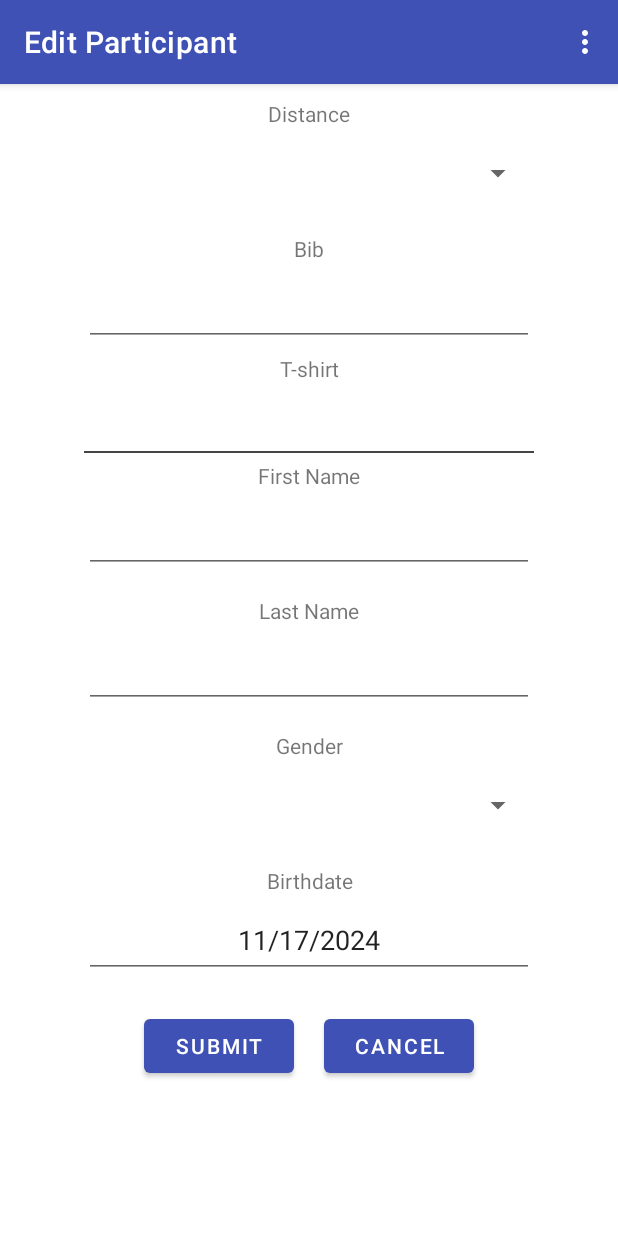
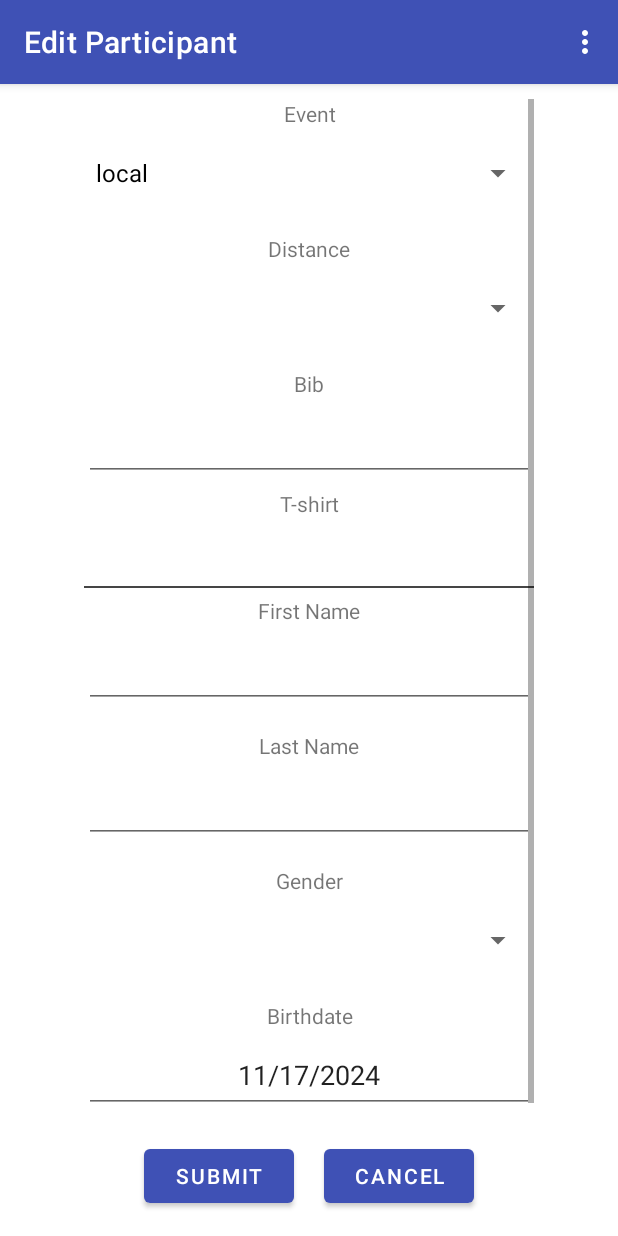
Before and after one commit to grecaun/chronokeep-registration, an Android app: the screen it shows after launch (ActivityRegistration), after a tap on "NEW", on a phone screen of 412 x 824 dp. Run offline under Robolectric (Android 15) with nearby library versions, the phone set to English and light mode, and no system bars; our stand-ins replace Room's generated code.

Commit message:
Adding chronokeep_info to participant to allow for the user to download information from multiple events. Changing UI to deal with said change. Changing workflow for how we download participants from Chronokeep from a connect then tell it to download to a download connects and doesn't link a specific event.

```diff
--- a/app/build.gradle.kts
+++ b/app/build.gradle.kts
@@ -40,10 +40,13 @@ android {
     buildFeatures {
         buildConfig = true
     }
+
+    ksp {
+        arg("room.schemaLocation", "$projectDir/schemas")
+    }
 }
 
 dependencies {
-
     implementation(libs.androidx.core.ktx)
     implementation(libs.androidx.appcompat)
     implementation(libs.material)
--- a/app/src/main/java/com/chronokeep/registration/network/chronokeep/objects/ChronokeepParticipant.kt
+++ b/app/src/main/java/com/chronokeep/registration/network/chronokeep/objects/ChronokeepParticipant.kt
@@ -19,7 +19,7 @@ class ChronokeepParticipant (
     val mobile: String,
     val apparel: String,
 ) {
-    fun toDatabaseParticipant(): DatabaseParticipant {
+    fun toDatabaseParticipant(chronokeepInfo: String): DatabaseParticipant {
         return DatabaseParticipant(
             id = id,
             bib = bib,
@@ -31,6 +31,7 @@ class ChronokeepParticipant (
             sms = sms_enabled,
             mobile = mobile,
             apparel = apparel,
+            chronokeep_info = chronokeepInfo,
         )
     }
 }
--- a/app/src/main/java/com/chronokeep/registration/objects/database/Database.kt
+++ b/app/src/main/java/com/chronokeep/registration/objects/database/Database.kt
@@ -1,9 +1,16 @@
 package com.chronokeep.registration.objects.database
 
+import androidx.room.AutoMigration
 import androidx.room.Database
 import androidx.room.RoomDatabase
 
-@Database(entities = [DatabaseParticipant::class, DatabaseSetting::class], version = 1)
+@Database(
+    entities = [DatabaseParticipant::class, DatabaseSetting::class],
+    version = 2,
+    autoMigrations = [
+        AutoMigration (from = 1, to = 2)
+    ]
+)
 abstract class Database : RoomDatabase() {
     abstract fun participantDao(): DatabaseParticipantDao
     abstract fun settingDao(): DatabaseSettingDao
--- a/app/src/main/java/com/chronokeep/registration/objects/database/DatabaseParticipant.kt
+++ b/app/src/main/java/com/chronokeep/registration/objects/database/DatabaseParticipant.kt
@@ -12,7 +12,7 @@ import java.time.Period
 import java.time.format.DateTimeFormatter
 
 @Serializable
-@Entity(tableName="participant", indices=[Index(value = ["first_name", "last_name", "distance", "birthdate"], unique = true)])
+@Entity(tableName="participant", indices=[Index(value = ["first_name", "last_name", "distance", "birthdate", "chronokeep_info"], unique = true)])
 class DatabaseParticipant (
     @Transient @PrimaryKey(autoGenerate = true) @ColumnInfo(name="row_id") val primary: Int = 0,
     @ColumnInfo(name="registration_id") val id: String,
@@ -25,6 +25,7 @@ class DatabaseParticipant (
     @ColumnInfo(name="mobile") val mobile: String,
     @ColumnInfo(name="sms_enabled") val sms: Boolean,
     @ColumnInfo(name="apparel") val apparel: String,
+    @ColumnInfo(name="chronokeep_info") val chronokeep_info: String,
 ) {
     fun age(): String {
         return Period.between(
--- a/app/src/main/java/com/chronokeep/registration/registration/FragmentAssignParticipantBib.kt
+++ b/app/src/main/java/com/chronokeep/registration/registration/FragmentAssignParticipantBib.kt
@@ -88,6 +88,7 @@ class FragmentAssignParticipantBib(
             mobile = participant.mobile,
             sms = false,
             apparel = participant.apparel,
+            chronokeep_info = participant.chronokeep_info
         )
     }
 
--- a/app/src/main/java/com/chronokeep/registration/registration/FragmentEditParticipant.kt
+++ b/app/src/main/java/com/chronokeep/registration/registration/FragmentEditParticipant.kt
@@ -14,6 +14,7 @@ import android.widget.AdapterView.OnItemSelectedListener
 import android.widget.ArrayAdapter
 import android.widget.Button
 import android.widget.EditText
+import android.widget.LinearLayout
 import android.widget.Spinner
 import android.widget.TextView
 import androidx.fragment.app.Fragment
@@ -33,6 +34,8 @@ class FragmentEditParticipant(
     Fragment(), OnClickListener, ParticipantsWatcher, ChronoFragment {
     private val tag: String = "Chrono.EditPartDia"
 
+    private var eventHolder: LinearLayout? = null
+    private var event: Spinner? = null
     private var distance: Spinner? = null
     private var bib: EditText? = null
     private var first: EditText? = null
@@ -40,9 +43,12 @@ class FragmentEditParticipant(
     private var gender: Spinner? = null
     private var otherGender: EditText? = null
     private var birthdate: EditText? = null
+    private var eventAdapter: ArrayAdapter<String>? = null
     private var distanceAdapter: ArrayAdapter<String>? = null
     private var genderAdapter: ArrayAdapter<CharSequence>? = null
     private var apparel: TextView? = null
+
+    private var chronokeepInfoDict: HashMap<String, String> = HashMap()
 
     override fun updateTitle() {
         val act = activity as ChronoActivity?
@@ -61,6 +67,8 @@ class FragmentEditParticipant(
         savedInstanceState: Bundle?
     ): View? {
         val output = inflater.inflate(R.layout.dialogfragment_registration_edit_participant, container, false)
+        eventHolder = output.findViewById(R.id.event_wrapper)
+        event = output.findViewById(R.id.edit_participant_event)
         distance = output.findViewById(R.id.edit_participant_distance)
         bib = output.findViewById(R.id.edit_participant_bib)
         first = output.findViewById(R.id.edit_participant_first_name)
@@ -99,6 +107,35 @@ class FragmentEditParticipant(
 
     @SuppressLint("SetTextI18n")
     private fun updateFields() {
+        chronokeepInfoDict.clear()
+        for (info: String in Globals.getRegistrationYears()) {
+            val splitInfo = info.split(",")
+            if (splitInfo.size > 2) {
+                chronokeepInfoDict["${splitInfo[1]} ${splitInfo[2]}"] = info
+            }
+        }
+        val infoVals = ArrayList(chronokeepInfoDict.keys)
+        if (infoVals.size < 1) {
+            infoVals.add("local")
+        }
+        eventAdapter = ArrayAdapter(
+            this.requireContext(),
+            android.R.layout.simple_spinner_dropdown_item,
+            infoVals
+        )
+        event?.adapter = eventAdapter
+        event?.setSelection(0)
+        for (info: String in infoVals) {
+            if (chronokeepInfoDict[info] == participant.chronokeep_info
+                && eventAdapter!!.getPosition(info) >= 0) {
+                event?.setSelection(eventAdapter!!.getPosition(info))
+            }
+        }
+        if (infoVals.size > 1) {
+            eventHolder?.visibility = VISIBLE
+        } else {
+            //eventHolder?.visibility = GONE
+        }
         distanceAdapter = ArrayAdapter(
             this.requireContext(),
             android.R.layout.simple_spinner_dropdown_item,
@@ -135,6 +172,10 @@ class FragmentEditParticipant(
         if (gender.equals("other", true)) {
             gender = otherGender?.text.toString()
         }
+        var info = event?.selectedItem.toString()
+        if (chronokeepInfoDict.containsKey(info)) {
+            info = chronokeepInfoDict[info]!!
+        }
         Log.d(tag, "gender == $gender")
         return DatabaseParticipant(
             primary = participant.primary,
@@ -148,6 +189,7 @@ class FragmentEditParticipant(
             mobile = participant.mobile,
             sms = participant.sms,
             apparel = participant.apparel,
+            chronokeep_info = info
         )
     }
 
--- a/app/src/main/java/com/chronokeep/registration/registration/FragmentRegistrationParticipants.kt
+++ b/app/src/main/java/com/chronokeep/registration/registration/FragmentRegistrationParticipants.kt
@@ -99,7 +99,8 @@ class FragmentRegistrationParticipants: Fragment(), OnClickListener, Participant
                 birthdate = "",
                 mobile = "",
                 sms = false,
-                apparel = ""
+                apparel = "",
+                chronokeep_info = ""
             ),
             this
         )
--- a/app/src/main/java/com/chronokeep/registration/util/Constants.kt
+++ b/app/src/main/java/com/chronokeep/registration/util/Constants.kt
@@ -8,8 +8,6 @@ object Constants {
 
     const val setting_username: String = "USERNAME"
     const val setting_password: String = "PASSWORD"
-    const val setting_event_slug: String = "EVENT_SLUG"
-    const val setting_event_year: String = "EVENT_YEAR"
     const val setting_auth_token: String = "AUTH_TOKEN"
     const val setting_refresh_token: String = "REFRESH_TOKEN"
     const val setting_save_username: String = "SAVE_USERNAME"
--- a/app/src/main/java/com/chronokeep/registration/util/Globals.kt
+++ b/app/src/main/java/com/chronokeep/registration/util/Globals.kt
@@ -14,6 +14,7 @@ object Globals {
     class RegistrationInfo {
         var error = RegistrationError.NONE
         val distances = HashSet<String>()
+        val chronokeepInfoSet = HashSet<String>()
     }
 
     // Connection and thread for dealing with our open connection.
@@ -83,7 +84,7 @@ object Globals {
             database = Room.databaseBuilder(context, Database::class.java, "chronokeep-control").allowMainThreadQueries().build()
         }
         val participants = database?.participantDao()?.getParticipants()
-        synchronized(registration.distances) {
+        synchronized(registration) {
             registration.distances.clear()
             if (participants != null) {
                 for (part in participants) {
@@ -96,11 +97,12 @@ object Globals {
     // Registration information getters and setters
     fun setRegistrationDistances() {
         val participants = database?.participantDao()?.getParticipants()
-        synchronized(registration.distances) {
+        synchronized(registration) {
             registration.distances.clear()
             if (participants != null) {
                 for (part in participants) {
                     registration.distances.add(part.distance)
+                    registration.chronokeepInfoSet.add(part.chronokeep_info)
                 }
             }
         }
@@ -108,21 +110,29 @@ object Globals {
 
     fun getRegistrationDistances(): ArrayList<String> {
         val output: ArrayList<String>
-        synchronized(registration.distances) {
+        synchronized(registration) {
             output = ArrayList(registration.distances)
         }
         return output
     }
 
+    fun getRegistrationYears(): ArrayList<String> {
+        val output: ArrayList<String>
+        synchronized(registration) {
+            output = ArrayList(registration.chronokeepInfoSet)
+        }
+        return output
+    }
+
     fun setRegistrationError(err: RegistrationError) {
-        synchronized(registration.error) {
+        synchronized(registration) {
             registration.error = err
         }
     }
 
     fun getRegistrationError(): RegistrationError {
         val output: RegistrationError
-        synchronized(registration.error) {
+        synchronized(registration) {
             output = registration.error
         }
         return output
--- a/app/src/main/res/layout/dialogfragment_registration_edit_participant.xml
+++ b/app/src/main/res/layout/dialogfragment_registration_edit_participant.xml
@@ -1,5 +1,6 @@
 <?xml version="1.0" encoding="utf-8"?>
 <LinearLayout xmlns:android="http://schemas.android.com/apk/res/android"
+    xmlns:tools="http://schemas.android.com/tools"
     android:layout_width="wrap_content"
     android:layout_height="wrap_content"
     xmlns:app="http://schemas.android.com/apk/res-auto"
@@ -20,6 +21,31 @@
             android:layout_height="wrap_content"
             android:orientation="vertical"
             >
+            <LinearLayout
+                android:layout_width="wrap_content"
+                android:layout_height="wrap_content"
+                android:orientation="vertical"
+                android:id="@+id/event_wrapper"
+                android:visibility="visible"
+                >
+                <TextView
+                    android:layout_width="300dp"
+                    android:layout_gravity="center"
+                    android:layout_height="wrap_content"
+                    android:textAlignment="center"
+                    android:text="@string/event"
+                    android:labelFor="@id/edit_participant_distance"
+                    android:layout_marginBottom="5dp"
+                    />
+                <Spinner
+                    android:id="@+id/edit_participant_event"
+                    android:layout_width="300dp"
+                    android:layout_gravity="center"
+                    android:layout_height="50dp"
+                    android:layout_marginBottom="15dp"
+                    android:textAlignment="center"
+                    />
+            </LinearLayout>
             <TextView
                 android:layout_width="300dp"
                 android:layout_gravity="center"
@@ -183,7 +209,7 @@
             android:text="@string/submit"
             android:layout_marginStart="10dp"
             android:layout_marginEnd="10dp"
-            />
+            tools:ignore="ButtonStyle" />
         <Button
             android:id="@+id/cancel_button"
             android:layout_width="100dp"
@@ -191,6 +217,6 @@
             android:text="@string/cancel"
             android:layout_marginStart="10dp"
             android:layout_marginEnd="10dp"
-            />
+            tools:ignore="ButtonStyle" />
     </LinearLayout>
 </LinearLayout>
--- a/app/src/main/res/menu/main.xml
+++ b/app/src/main/res/menu/main.xml
@@ -17,7 +17,6 @@
         android:orderInCategory="1"
         android:title="@string/menu_chronokeep"
         android:contentDescription="@string/connect"
-        android:visible="false"
         >
         <menu>
             <item
--- a/app/src/main/res/values/strings.xml
+++ b/app/src/main/res/values/strings.xml
@@ -12,7 +12,7 @@
     <string name="menu_download_web">Download</string>
     <string name="menu_upload_local">Upload</string>
     <string name="menu_download_local">Download</string>
-    <string name="connect">Connect</string>
+    <string name="connect">Connect to Local Server</string>
     <string name="wait_connecting">Attempting to connect to server.</string>
     <string name="wait_wait">Please wait.</string>
     <string name="clear">Clear Participants</string>
@@ -76,6 +76,7 @@
 
     <string name="manual_entry">Manual Entry</string>
     <string name="age_gender">Age:Gender</string>
+    <string name="event">Event</string>
     <string name="distance">Distance</string>
     <string name="sightings">Sightings</string>
     <string name="new_string">New</string>
```
Also changed, not shown: app/src/main/java/com/chronokeep/registration/registration/ActivityRegistration.kt (+58 -84 lines), app/src/main/java/com/chronokeep/registration/registration/DialogFragmentLogin.kt (+40 -16 lines), app/src/main/java/com/chronokeep/registration/serverlist/DialogFragmentServerList.kt (+1 -21 lines), app/src/main/res/layout/dialogfragment_connect.xml (+0 -34 lines), gradle/wrapper/gradle-wrapper.properties.
